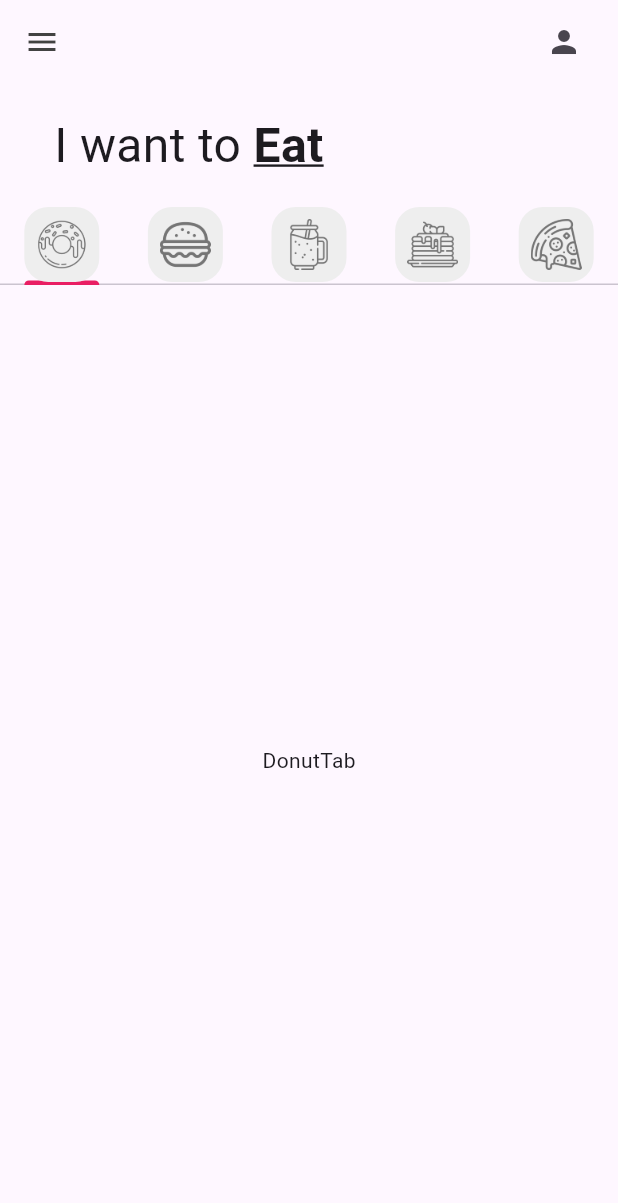
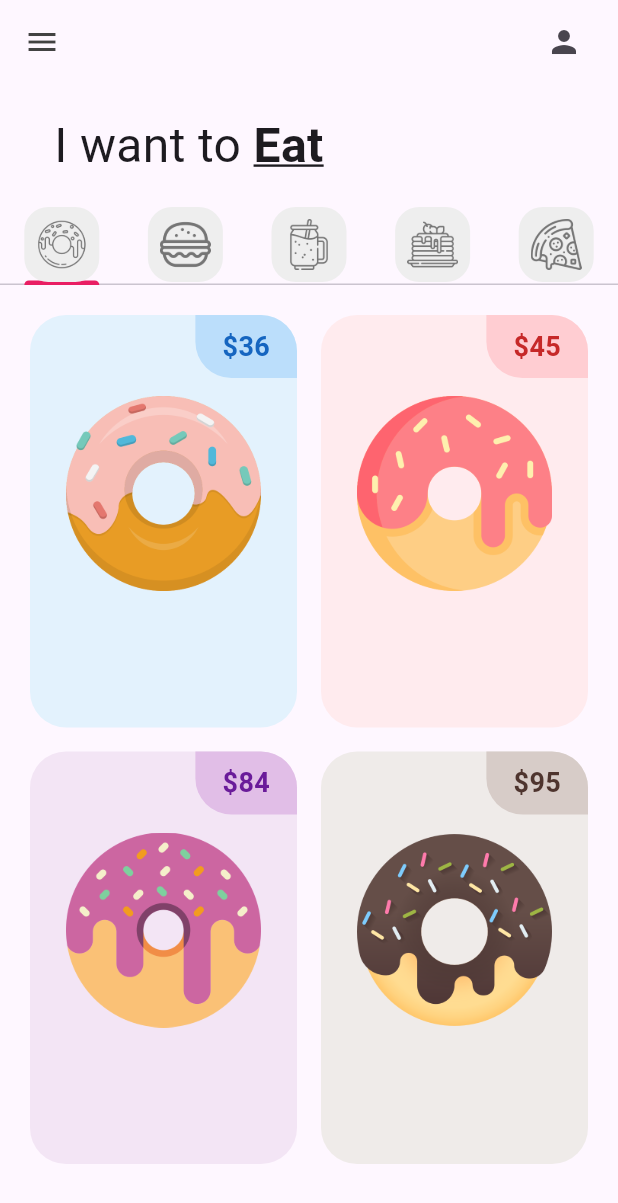
Before and after one commit to Jaimeescobar857/Donnut_App_2a_Escobar., a Flutter app: the screen it shows after launch, on a phone screen of 412 x 824 dp. Shown: the top 1203 px of the screen. Run offline on Flutter 3.47's test engine with Material 3 defaults, Android fonts, the phone set to English and light mode, and no system bars.

```diff
--- a/lib/tabs/donut_tab.dart
+++ b/lib/tabs/donut_tab.dart
@@ -1,13 +1,38 @@
 import 'package:flutter/material.dart';
+import 'package:flutter_application_1/utils/donut_tile.dart';
+
+import 'donut_tile.dart';
 
 class DonutTab extends StatelessWidget {
-  const DonutTab({super.key});
+  // Lista de donas
+  final List donutsOnSale = [
+    // [ donutFlavor, donutPrice, donutColor, imageName ]
+    ["Ice Cream", "36", Colors.blue, "lib/images/icecream_donut.png"],
+    ["Strawberry", "45", Colors.red, "lib/images/strawberry_donut.png"],
+    ["Grape Ape", "84", Colors.purple, "lib/images/grape_donut.png"],
+    ["Choco", "95", Colors.brown, "lib/images/chocolate_donut.png"],
+  ];
+  DonutTab({super.key});
 
   @override
   Widget build(BuildContext context) {
-    return Center(
-      child: Text("DonutTab"),
-
-    );
+    return GridView.builder(
+        // Cuántos elementos tiene:
+        itemCount: donutsOnSale.length,
+        padding: const EdgeInsets.all(12),
+        // Encargado de organizar la cuadrícula (El grid Delegate)
+        gridDelegate: const SliverGridDelegateWithFixedCrossAxisCount(
+            // Determinar el número de columnas (Axis - Eje)
+            crossAxisCount: 2,
+            childAspectRatio: 1/1.5),
+        itemBuilder: (context, index) {
+          // Elemento individual de una cuadrícula (Tile)
+          return DonutTile(
+            donutFlavor: donutsOnSale[index][0],
+            donutPrice: donutsOnSale[index][1],
+            donutColor: donutsOnSale[index][2],
+            imageName: donutsOnSale[index][3],
+          );
+        });
   }
 }
--- /dev/null
+++ b/lib/tabs/donut_tile.dart
@@ -0,0 +1,66 @@
+import 'package:flutter/material.dart';
+
+class DonutTile extends StatelessWidget {
+  final String donutFlavor;
+  final String donutPrice;
+  final dynamic
+      donutColor; //dynamic porque será de tipo Color y también usará []
+  final String imageName;
+
+  const DonutTile({
+    super.key,
+    required this.donutFlavor,
+    required this.donutPrice,
+    required this.donutColor,
+    required this.imageName,
+  });
+
+  @override
+  Widget build(BuildContext context) {
+    return Padding(
+      padding: const EdgeInsets.all(8.0),
+      child: Container(
+        decoration: BoxDecoration(
+            color: donutColor[50], borderRadius: BorderRadius.circular(24)),
+        child: Column(
+          children: [
+            //Price Tag
+            Row(
+              mainAxisAlignment: MainAxisAlignment.end,
+              children: [
+                Container(
+                  decoration: BoxDecoration(
+                      color: donutColor[100],
+                      borderRadius: const BorderRadius.only(
+                        bottomLeft: Radius.circular(24),
+                        topRight: Radius.circular(24),
+                      )),
+                  padding:
+                      const EdgeInsets.symmetric(vertical: 8, horizontal: 18),
+                  child: Text(
+                    '\$$donutPrice',
+                    style: TextStyle(
+                        fontWeight: FontWeight.bold,
+                        fontSize: 18,
+                        color: donutColor[800]),
+                  ),
+                )
+              ],
+            ),
+
+            //Donut Picture
+            Padding(
+              padding:
+                  const EdgeInsets.symmetric(horizontal: 24.0, vertical: 12),
+              child: Image.asset(imageName),
+            )
+
+            //Donut Flavor
+
+            //Love icon + add buton
+          ],
+        ),
+      ),
+    );
+  }
+}
--- /dev/null
+++ b/lib/utils/donut_tile.dart
@@ -0,0 +1 @@
+// TODO Implement this library.
```
